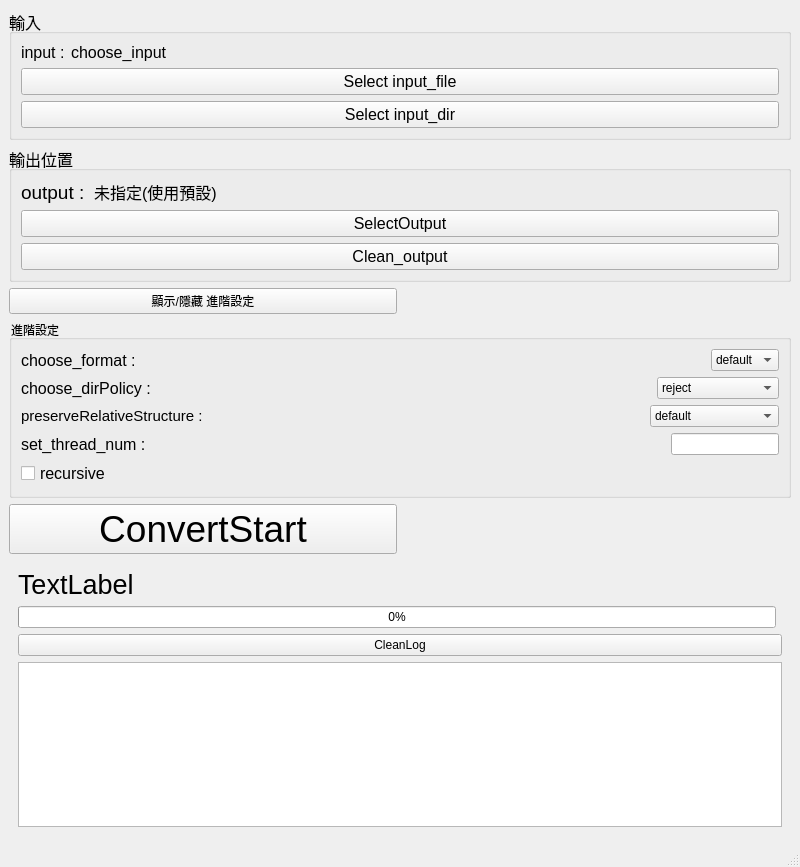
Qt form Qt_gui_Module/mainwindow.ui (suku156/rtf_convert) before a commit.
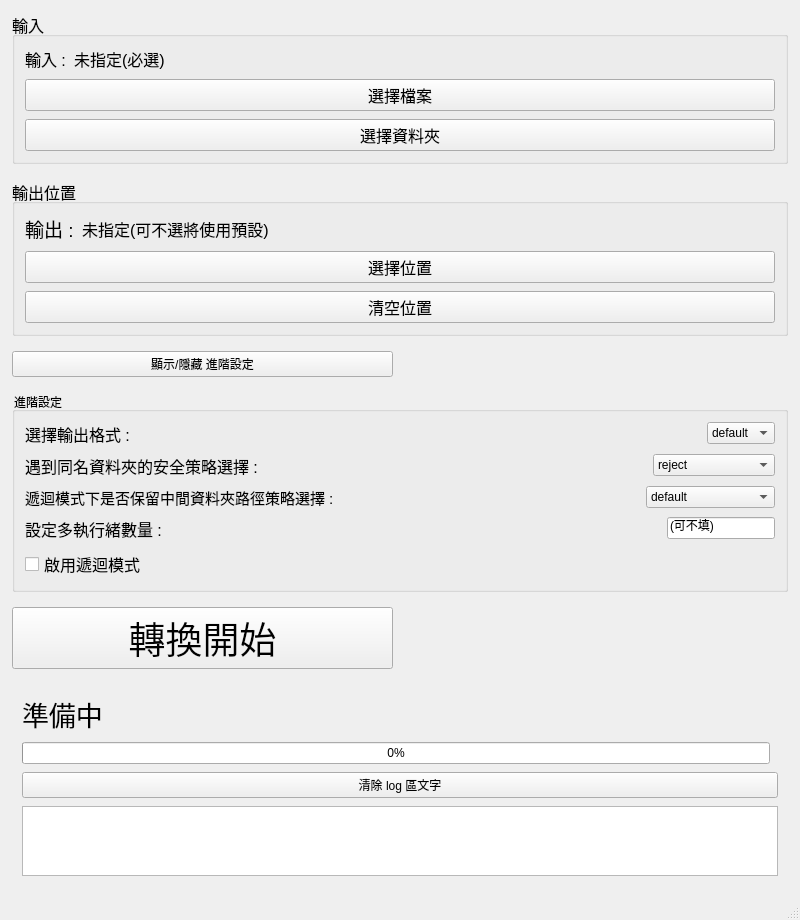
The same form after that commit.

Commit message: 完成 CLI GUI 雙介面第一版與基礎 GUI 版面整理

What changed in the file:
```diff
--- a/Qt_gui_Module/mainwindow.ui
+++ b/Qt_gui_Module/mainwindow.ui
@@ -15,6 +15,21 @@
   </property>
   <widget class="QWidget" name="centralwidget">
    <layout class="QGridLayout" name="gridLayout_2">
+    <property name="leftMargin">
+     <number>12</number>
+    </property>
+    <property name="topMargin">
+     <number>12</number>
+    </property>
+    <property name="rightMargin">
+     <number>12</number>
+    </property>
+    <property name="bottomMargin">
+     <number>12</number>
+    </property>
+    <property name="spacing">
+     <number>15</number>
+    </property>
     <item row="2" column="0">
      <widget class="QPushButton" name="btnAdvanced">
       <property name="text">
@@ -34,6 +49,24 @@
        <set>Qt::AlignmentFlag::AlignRight|Qt::AlignmentFlag::AlignTop|Qt::AlignmentFlag::AlignTrailing</set>
       </property>
       <layout class="QFormLayout" name="formLayout">
+       <property name="horizontalSpacing">
+        <number>8</number>
+       </property>
+       <property name="verticalSpacing">
+        <number>8</number>
+       </property>
+       <property name="leftMargin">
+        <number>10</number>
+       </property>
+       <property name="topMargin">
+        <number>10</number>
+       </property>
+       <property name="rightMargin">
+        <number>10</number>
+       </property>
+       <property name="bottomMargin">
+        <number>10</number>
+       </property>
        <item row="0" column="0">
         <widget class="QComboBox" name="comboFormat">
          <property name="mouseTracking">
@@ -78,7 +111,7 @@
           </font>
          </property>
          <property name="text">
-          <string>choose_format : </string>
+          <string>選擇輸出格式 : </string>
          </property>
         </widget>
        </item>
@@ -112,7 +145,7 @@
           </font>
          </property>
          <property name="text">
-          <string>choose_dirPolicy : </string>
+          <string>遇到同名資料夾的安全策略選擇 : </string>
          </property>
         </widget>
        </item>
@@ -146,12 +179,16 @@
           </font>
          </property>
          <property name="text">
-          <string>preserveRelativeStructure :</string>
+          <string>遞迴模式下是否保留中間資料夾路徑策略選擇 :</string>
          </property>
         </widget>
        </item>
        <item row="3" column="0">
-        <widget class="QLineEdit" name="lineEdit_threadNum"/>
+        <widget class="QLineEdit" name="lineEdit_threadNum">
+         <property name="text">
+          <string>(可不填)</string>
+         </property>
+        </widget>
        </item>
        <item row="3" column="1">
         <widget class="QLabel" name="thread_label">
@@ -161,7 +198,7 @@
           </font>
          </property>
          <property name="text">
-          <string>set_thread_num :</string>
+          <string>設定多執行緒數量 :</string>
          </property>
         </widget>
        </item>
@@ -176,7 +213,7 @@
           <enum>Qt::LayoutDirection::LeftToRight</enum>
          </property>
          <property name="text">
-          <string>recursive</string>
+          <string>啟用遞迴模式</string>
          </property>
         </widget>
        </item>
@@ -186,6 +223,21 @@
     <item row="5" column="0" colspan="2">
      <widget class="QWidget" name="widget_FeedBack" native="true">
       <layout class="QGridLayout" name="gridLayout">
+       <property name="leftMargin">
+        <number>10</number>
+       </property>
+       <property name="topMargin">
+        <number>10</number>
+       </property>
+       <property name="rightMargin">
+        <number>10</number>
+       </property>
+       <property name="bottomMargin">
+        <number>10</number>
+       </property>
+       <property name="spacing">
+        <number>8</number>
+       </property>
        <item row="3" column="0">
         <widget class="QProgressBar" name="progressBar">
          <property name="value">
@@ -201,7 +253,7 @@
           </font>
          </property>
          <property name="text">
-          <string>TextLabel</string>
+          <string>準備中</string>
          </property>
         </widget>
        </item>
@@ -211,7 +263,7 @@
        <item row="4" column="0" colspan="2">
         <widget class="QPushButton" name="btnCleanLog">
          <property name="text">
-          <string>CleanLog</string>
+          <string>清除 log 區文字</string>
          </property>
         </widget>
        </item>
@@ -229,31 +281,49 @@
        <string>輸入</string>
       </property>
       <layout class="QFormLayout" name="formLayout_3">
+       <property name="horizontalSpacing">
+        <number>8</number>
+       </property>
+       <property name="verticalSpacing">
+        <number>8</number>
+       </property>
+       <property name="leftMargin">
+        <number>10</number>
+       </property>
+       <property name="topMargin">
+        <number>10</number>
+       </property>
+       <property name="rightMargin">
+        <number>10</number>
+       </property>
+       <property name="bottomMargin">
+        <number>10</number>
+       </property>
        <item row="0" column="0">
         <widget class="QLabel" name="label_showinput">
          <property name="text">
-          <string>input :</string>
+          <string>輸入 :</string>
          </property>
         </widget>
        </item>
        <item row="0" column="1">
         <widget class="QLabel" name="InputInfo">
          <property name="text">
-          <string>choose_input</string>
+          <string>未指定(必選)</string>
          </property>
         </widget>
        </item>
        <item row="2" column="0" colspan="2">
         <widget class="QPushButton" name="btnSelectInputFile">
          <property name="text">
-          <string>Select input_file</string>
+          <string>選擇檔案</string>
          </property>
         </widget>
        </item>
        <item row="3" column="0" colspan="2">
         <widget class="QPushButton" name="btnSelectInputDir">
          <property name="text">
-          <string>Select input_dir</string>
+          <string>選擇資料夾</string>
          </property>
         </widget>
        </item>
@@ -272,13 +342,22 @@
       </property>
       <layout class="QFormLayout" name="formLayout_2">
        <property name="horizontalSpacing">
-        <number>9</number>
+        <number>8</number>
+       </property>
+       <property name="verticalSpacing">
+        <number>8</number>
        </property>
        <property name="leftMargin">
-        <number>9</number>
+        <number>10</number>
        </property>
        <property name="topMargin">
-        <number>9</number>
+        <number>10</number>
+       </property>
+       <property name="rightMargin">
+        <number>10</number>
+       </property>
+       <property name="bottomMargin">
+        <number>10</number>
        </property>
        <item row="0" column="0">
         <widget class="QLabel" name="label_showOutput">
@@ -288,7 +367,7 @@
           </font>
          </property>
          <property name="text">
-          <string>output :</string>
+          <string>輸出 :</string>
          </property>
         </widget>
        </item>
@@ -300,21 +379,21 @@
           </font>
          </property>
          <property name="text">
-          <string>未指定(使用預設)</string>
+          <string>未指定(可不選將使用預設)</string>
          </property>
         </widget>
        </item>
        <item row="1" column="0" colspan="2">
         <widget class="QPushButton" name="btnSelectOutput">
          <property name="text">
-          <string>SelectOutput</string>
+          <string>選擇位置</string>
          </property>
         </widget>
        </item>
        <item row="3" column="0" colspan="2">
         <widget class="QPushButton" name="btnCleanOutput">
          <property name="text">
-          <string>Clean_output</string>
+          <string>清空位置</string>
          </property>
         </widget>
        </item>
@@ -329,7 +408,7 @@
        </font>
       </property>
       <property name="text">
-       <string>ConvertStart</string>
+       <string>轉換開始</string>
       </property>
      </widget>
     </item>
```
